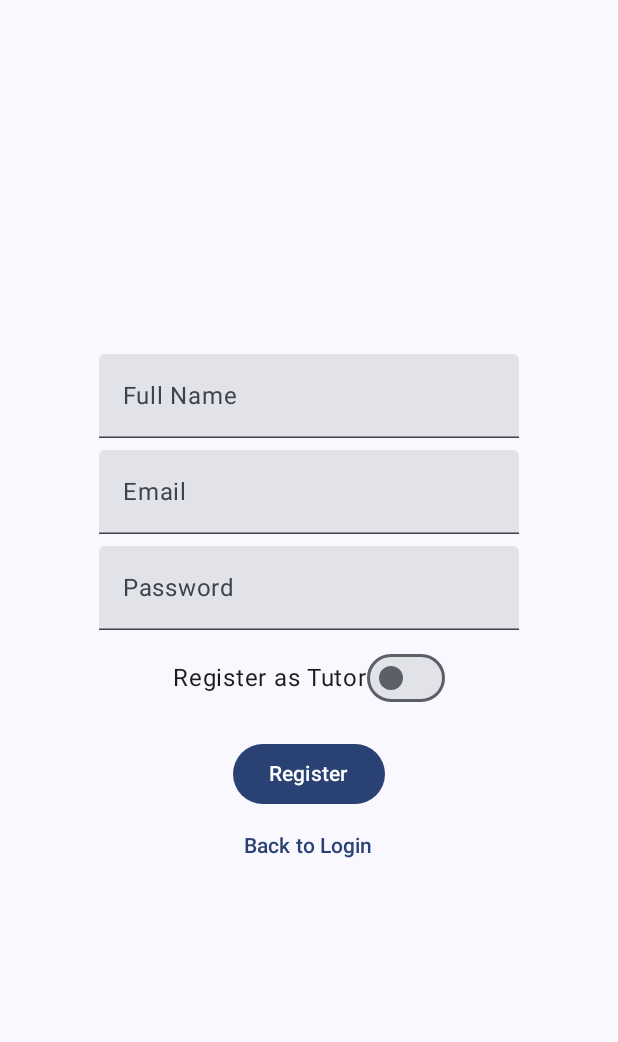
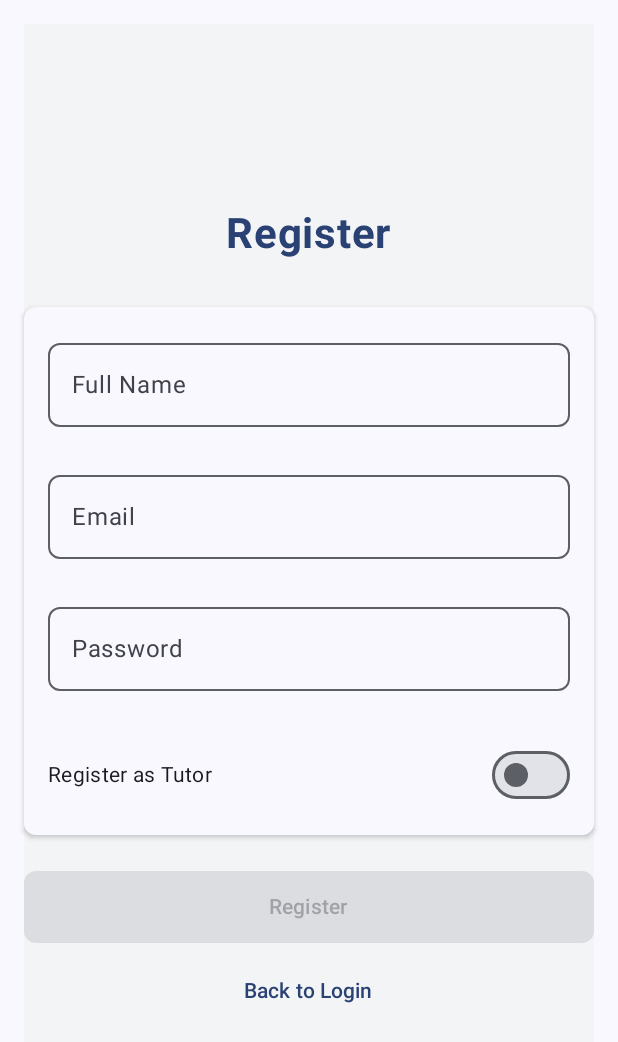
Before and after one commit to YCL-Jeff/PersonalTutorApp, an Android app built with Jetpack Compose: the screen it shows after launch (MainActivity), after a tap on "Register", on a phone screen of 412 x 824 dp. Shown: the top 1042 px of the screen. Run offline under Robolectric (Android 15) with nearby library versions, the phone set to English and light mode, and no system bars; our stand-ins replace Dagger/Hilt's generated code, Firebase (no records; nobody signed in at launch, a user with empty details on screens opened directly), Room's generated code; 1 other tap on this screen came first.

Commit message:
Updated RegisterScreen with UI optimizations and input validation

```diff
--- a/app/src/main/java/com/example/personaltutorapp/ui/screens/RegisterScreen.kt
+++ b/app/src/main/java/com/example/personaltutorapp/ui/screens/RegisterScreen.kt
@@ -1,74 +1,178 @@
 package com.example.personaltutorapp.ui.screens
 
+import androidx.compose.foundation.background
 import androidx.compose.foundation.layout.*
+import androidx.compose.foundation.rememberScrollState
+import androidx.compose.foundation.shape.RoundedCornerShape
+import androidx.compose.foundation.verticalScroll
 import androidx.compose.material3.*
 import androidx.compose.runtime.*
 import androidx.compose.ui.Alignment
 import androidx.compose.ui.Modifier
 import androidx.compose.ui.graphics.Color
+import androidx.compose.ui.semantics.contentDescription
+import androidx.compose.ui.semantics.semantics
+import androidx.compose.ui.text.font.FontWeight
+import androidx.compose.ui.text.input.PasswordVisualTransformation
 import androidx.compose.ui.unit.dp
+import androidx.compose.ui.unit.sp
+import androidx.hilt.navigation.compose.hiltViewModel
 import androidx.navigation.NavController
+import com.example.personaltutorapp.ui.theme.PersonalTutorAppTheme
 import com.example.personaltutorapp.ui.viewmodel.AuthViewModel
-import androidx.compose.ui.text.input.PasswordVisualTransformation
+import kotlinx.coroutines.launch
 
+@OptIn(ExperimentalMaterial3Api::class)
 @Composable
 fun RegisterScreen(navController: NavController, viewModel: AuthViewModel) {
     var email by remember { mutableStateOf("") }
     var password by remember { mutableStateOf("") }
     var name by remember { mutableStateOf("") }
     var isTutor by remember { mutableStateOf(false) }
+    var emailError by remember { mutableStateOf<String?>(null) }
+    var passwordError by remember { mutableStateOf<String?>(null) }
+    var nameError by remember { mutableStateOf<String?>(null) }
 
     val registerState by viewModel.registerState.collectAsState()
+    val snackbarHostState = remember { SnackbarHostState() }
+    val scope = rememberCoroutineScope()
 
+    LaunchedEffect(registerState.error) {
+        registerState.error?.let {
+            scope.launch { snackbarHostState.showSnackbar(it) }
+        }
+    }
+
+    Scaffold(
+        snackbarHost = { SnackbarHost(snackbarHostState) }
+    ) { paddingValues ->
         Column(
             modifier = Modifier
                 .fillMaxSize()
-            .padding(16.dp),
+                .padding(paddingValues)
+                .padding(16.dp)
+                .background(Color(0xFFF3F4F6))
+                .verticalScroll(rememberScrollState()),
             verticalArrangement = Arrangement.Center,
             horizontalAlignment = Alignment.CenterHorizontally
         ) {
+            Text(
+                text = "Register",
+                fontSize = 28.sp,
+                fontWeight = FontWeight.Bold,
+                color = MaterialTheme.colorScheme.primary
+            )
+            Spacer(modifier = Modifier.height(32.dp))
+
+            Card(
+                shape = RoundedCornerShape(8.dp),
+                elevation = CardDefaults.cardElevation(defaultElevation = 2.dp),
+                colors = CardDefaults.cardColors(containerColor = MaterialTheme.colorScheme.surface)
+            ) {
+                Column(modifier = Modifier.padding(16.dp)) {
                     if (registerState.isLoading) {
+                        Box(
+                            modifier = Modifier
+                                .fillMaxWidth()
+                                .padding(16.dp),
+                            contentAlignment = Alignment.Center
+                        ) {
                             CircularProgressIndicator()
-        } else if (registerState.error != null) {
-            Text(text = registerState.error ?: "", color = Color.Red)
                         }
-
-        // Name Input
-        TextField(value = name, onValueChange = { name = it }, label = { Text("Full Name") })
-        Spacer(modifier = Modifier.height(8.dp))
-
-        // Email Input
-        TextField(value = email, onValueChange = { email = it }, label = { Text("Email") })
-        Spacer(modifier = Modifier.height(8.dp))
-
-        // Password Input
-        TextField(
-            value = password,
-            onValueChange = { password = it },
-            label = { Text("Password") },
-            visualTransformation = PasswordVisualTransformation()
+                    }
+                    OutlinedTextField(
+                        value = name,
+                        onValueChange = {
+                            name = it
+                            nameError = if (it.length > 50) "Name must be 50 characters or less" else null
+                        },
+                        label = { Text("Full Name") },
+                        modifier = Modifier.fillMaxWidth(),
+                        singleLine = true,
+                        isError = nameError != null,
+                        supportingText = { if (nameError != null) Text(nameError!!, color = MaterialTheme.colorScheme.error) },
+                        shape = RoundedCornerShape(8.dp),
+                        enabled = !registerState.isLoading
                     )
                     Spacer(modifier = Modifier.height(8.dp))
-
-        // Switch for Tutor Role
-        Row(verticalAlignment = Alignment.CenterVertically) {
-            Text("Register as Tutor")
-            Switch(checked = isTutor, onCheckedChange = { isTutor = it })
-        }
+                    OutlinedTextField(
+                        value = email,
+                        onValueChange = {
+                            email = it
+                            emailError = if (it.isNotEmpty() && !it.contains("@")) "Please enter a valid email" else null
+                        },
+                        label = { Text("Email") },
+                        modifier = Modifier.fillMaxWidth(),
+                        singleLine = true,
+                        isError = emailError != null,
+                        supportingText = { if (emailError != null) Text(emailError!!, color = MaterialTheme.colorScheme.error) },
+                        shape = RoundedCornerShape(8.dp),
+                        enabled = !registerState.isLoading
+                    )
+                    Spacer(modifier = Modifier.height(8.dp))
+                    OutlinedTextField(
+                        value = password,
+                        onValueChange = {
+                            password = it
+                            passwordError = if (it.length < 6) "Password must be at least 6 characters" else null
+                        },
+                        label = { Text("Password") },
+                        visualTransformation = PasswordVisualTransformation(),
+                        modifier = Modifier.fillMaxWidth(),
+                        singleLine = true,
+                        isError = passwordError != null,
+                        supportingText = { if (passwordError != null) Text(passwordError!!, color = MaterialTheme.colorScheme.error) },
+                        shape = RoundedCornerShape(8.dp),
+                        enabled = !registerState.isLoading
+                    )
                     Spacer(modifier = Modifier.height(16.dp))
-
-        // Register Button
-        Button(onClick = {
-            viewModel.register(email, password, name, isTutor) { success ->
-                if (success) navController.navigate("login")
-            }
-        }) {
-            Text(text = "Register")
-        }
-
-        // Back to Login Button
-        TextButton(onClick = { navController.navigate("login") }) {
-            Text(text = "Back to Login")
+                    Row(
+                        verticalAlignment = Alignment.CenterVertically,
+                        modifier = Modifier.fillMaxWidth()
+                    ) {
+                        Text("Register as Tutor", style = MaterialTheme.typography.bodyMedium)
+                        Spacer(modifier = Modifier.weight(1f))
+                        Switch(
+                            checked = isTutor,
+                            onCheckedChange = { isTutor = it },
+                            enabled = !registerState.isLoading,
+                            modifier = Modifier.semantics { contentDescription = "Register as Tutor Switch" }
+                        )
                     }
                 }
             }
+
+            Spacer(modifier = Modifier.height(24.dp))
+
+            Button(
+                onClick = {
+                    if (nameError == null && emailError == null && passwordError == null) {
+                        viewModel.register(email, password, name, isTutor) { success ->
+                            if (success) {
+                                scope.launch { snackbarHostState.showSnackbar("Registration successful!") }
+                                navController.navigate("login")
+                            }
+                        }
+                    } else {
+                        scope.launch { snackbarHostState.showSnackbar("Please fix input errors") }
+                    }
+                },
+                enabled = !registerState.isLoading && name.isNotEmpty() && email.isNotEmpty() && password.isNotEmpty(),
+                modifier = Modifier
+                    .fillMaxWidth()
+                    .height(48.dp),
+                shape = RoundedCornerShape(8.dp)
+            ) {
+                Text("Register")
+            }
+            Spacer(modifier = Modifier.height(8.dp))
+            TextButton(
+                onClick = { navController.navigate("login") },
+                modifier = Modifier.fillMaxWidth(),
+                enabled = !registerState.isLoading
+            ) {
+                Text("Back to Login")
+            }
+        }
+    }
+}
```
Lines whose indentation alone changed are shown as unchanged.
